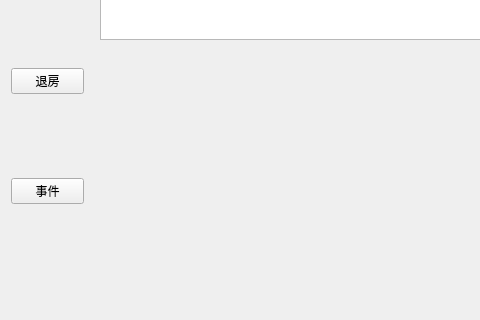
Before: the Qt Designer form Manager.ui in Ginsakura/TestQTManagerSystem, drawn with Qt 5; both pictures show x 0 to 480 and y 241 to 561 of the 949 by 655 pixel window.
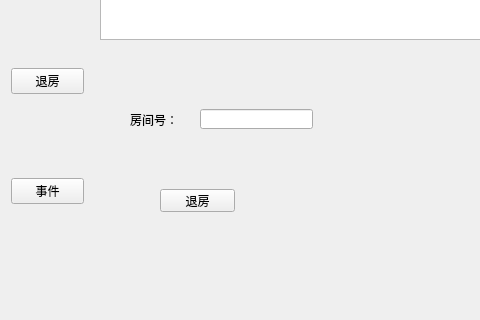
After: the same form once the commit is applied. The open tabs and pages were chosen to show the change. Icons and pictures are not drawn.

Commit message: 退房功能（未测试）

Patch:
```diff
--- a/Manager.ui
+++ b/Manager.ui
@@ -429,19 +429,6 @@
        <number>1</number>
       </property>
      </widget>
-     <widget class="QLabel" name="label_15">
-      <property name="geometry">
-       <rect>
-        <x>410</x>
-        <y>100</y>
-        <width>72</width>
-        <height>15</height>
-       </rect>
-      </property>
-      <property name="text">
-       <string>&lt;html&gt;&lt;head/&gt;&lt;body&gt;&lt;p&gt;&lt;span style=&quot; color:#ff1028;&quot;&gt;VIP&lt;/span&gt;&lt;/p&gt;&lt;/body&gt;&lt;/html&gt;</string>
-      </property>
-     </widget>
      <widget class="QLabel" name="label_42">
       <property name="geometry">
        <rect>
@@ -491,6 +478,42 @@
        <string>&lt;html&gt;&lt;head/&gt;&lt;body&gt;&lt;p align=&quot;center&quot;&gt;&lt;span style=&quot; font-size:16pt;&quot;&gt;退房&lt;/span&gt;&lt;/p&gt;&lt;/body&gt;&lt;/html&gt;</string>
       </property>
      </widget>
+     <widget class="QLabel" name="label_15">
+      <property name="geometry">
+       <rect>
+        <x>30</x>
+        <y>70</y>
+        <width>71</width>
+        <height>21</height>
+       </rect>
+      </property>
+      <property name="text">
+       <string>房间号：</string>
+      </property>
+     </widget>
+     <widget class="QLineEdit" name="roomNumberTui">
+      <property name="geometry">
+       <rect>
+        <x>100</x>
+        <y>70</y>
+        <width>113</width>
+        <height>20</height>
+       </rect>
+      </property>
+     </widget>
+     <widget class="QPushButton" name="tuifangBtn">
+      <property name="geometry">
+       <rect>
+        <x>60</x>
+        <y>150</y>
+        <width>75</width>
+        <height>23</height>
+       </rect>
+      </property>
+      <property name="text">
+       <string>退房</string>
+      </property>
+     </widget>
     </widget>
     <widget class="QWidget" name="shijian">
      <widget class="QPushButton" name="incident_view">
```
Left out of the diff: 5 changed lines with no effect on the pictures. The commit also changes 2 other files.
